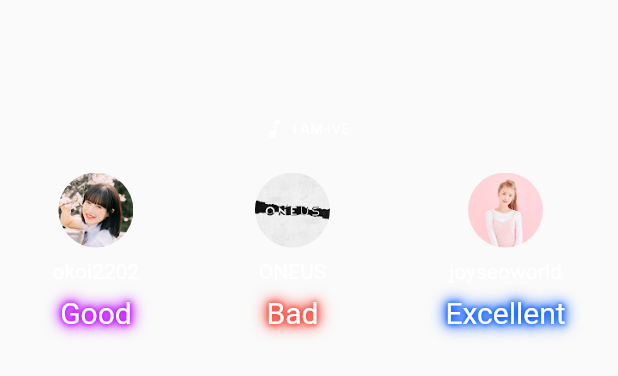
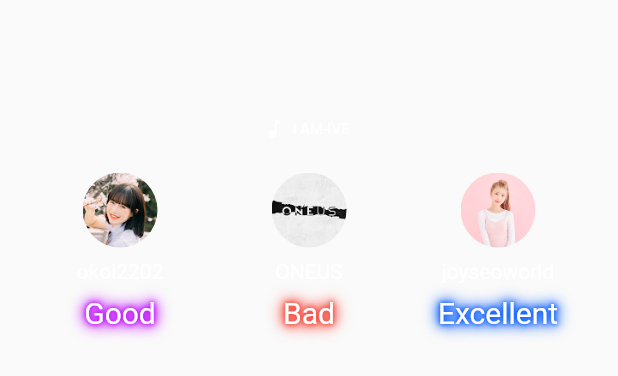
Before and after one commit to 2023-HATCH/hatch-flutter-app-2023, a Flutter app: the PoPoPlayView widget shown alone on an empty page, opened directly with empty values, on a phone screen of 412 x 824 dp. Shown: the top 376 px of the screen. Run offline on Flutter 3.47's test engine with Material 2 defaults, Android fonts, the light colour scheme and no system bars; our stand-ins replace animated_bottom_navigation_bar, audioplayers, camera, dio, flutter_secure_storage, flutter_spinkit and 5 more; missing offline and left inert: audio_session, google_mlkit_commons, google_mlkit_pose_detection, kakao_flutter_sdk_user; accounts and stored records are empty; Roboto replaces fonts that are missing (GmarketSans).

Commit message:
:art: [ui] 스테이지: 플레이 화면-사용자 3명 정보 공간 점수 텍스트와 상관 없이  동일하게 차지하도록 수정

```diff
--- a/lib/ui/view/popo_play_view.dart
+++ b/lib/ui/view/popo_play_view.dart
@@ -107,7 +107,7 @@ class _PoPoPlayViewState extends State<PoPoPlayView> {
     );
   }
 
-  Text getScoreNeonText(StagePlayScore score) {
+  Widget getScoreNeonText(StagePlayScore score) {
     String scoreText = "";
     Color scoreNeonColor = Colors.transparent;
     switch (score) {
@@ -133,8 +133,11 @@ class _PoPoPlayViewState extends State<PoPoPlayView> {
         break;
     }
 
-    return Text(
+    return SizedBox(
+      width: 90,
+      child: Text(
         scoreText,
+        textAlign: TextAlign.center,
         style: TextStyle(
           color: Colors.white,
           fontSize: 20,
@@ -142,6 +145,7 @@ class _PoPoPlayViewState extends State<PoPoPlayView> {
             for (double i = 1; i < 6; i++)
               Shadow(color: scoreNeonColor, blurRadius: 3 * i)
           ],
+        ),
       ),
     );
   }
```
Lines whose indentation alone changed are shown as unchanged.
